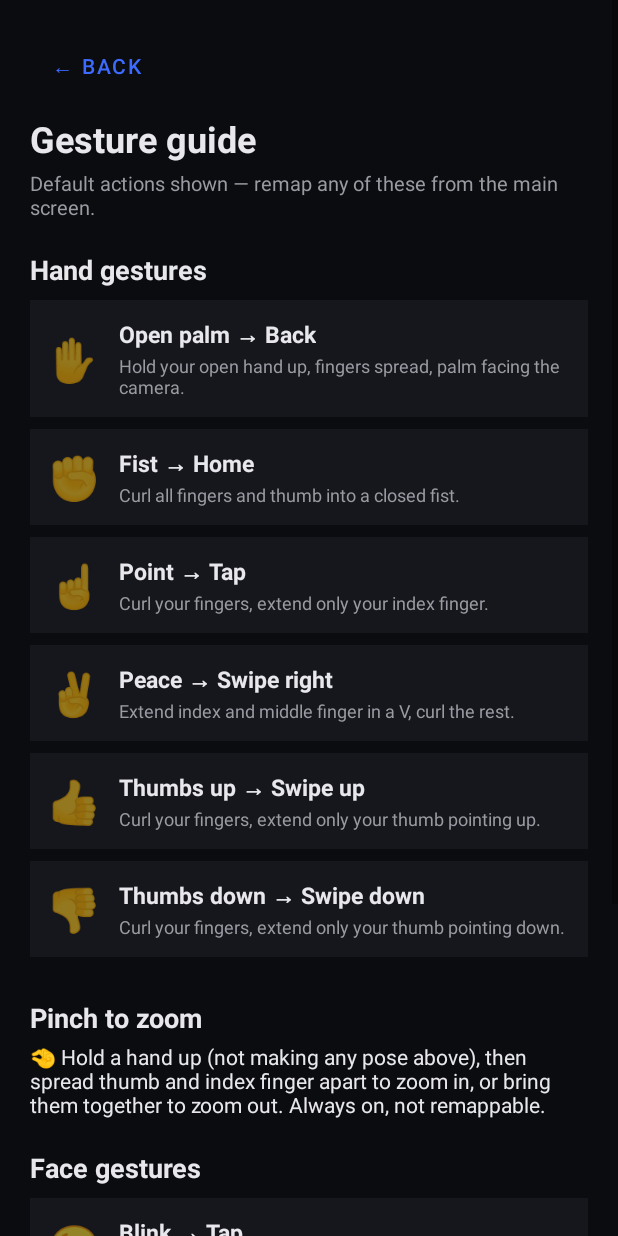
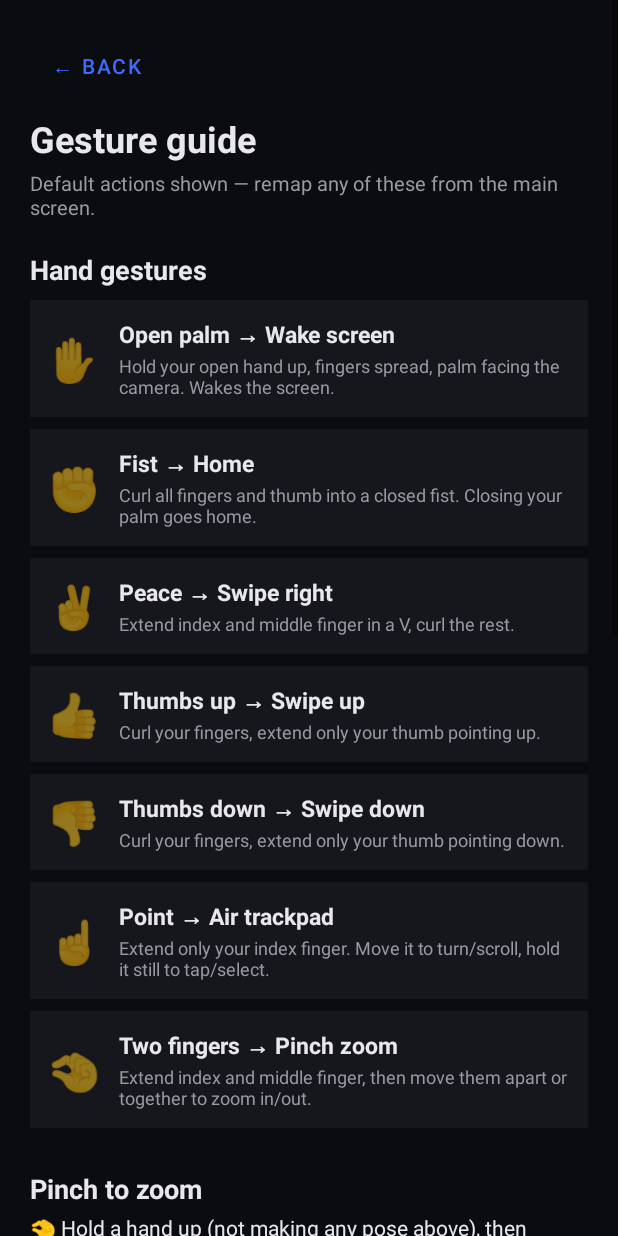
Before and after one commit to selvavishnum/Ai-motion-option, an Android app built with Jetpack Compose: the screen it shows after launch (GestureGuideActivity), after a tap on "GESTURE GUIDE", on a phone screen of 412 x 824 dp. Run offline under Robolectric (Android 15) with nearby library versions, the phone set to English and light mode, and no system bars; pictures from the network do not load; 1 other tap on this screen came first.

Commit message:
Expand gesture vocabulary: air trackpad, wake screen, wink/gaze face gestures
Hand: repurpose single-finger point into a continuous air-trackpad (move to
turn/scroll, hold still to tap/select) instead of a fixed action; open palm
now wakes the screen (via a short wake lock) instead of Back, since Android
has no API for a regular app to turn the screen off.

Face: add wink-left/wink-right (back/home), eyebrows-down (scroll down), and
gaze-left/gaze-right (turn/slide) on top of the existing blink/eyebrows-up/
mouth-open/smile, with wink checked before full blink and gaze as a raw
landmark-based fallback when blendshapes don't classify anything.

Tighten debounce on continuous motions (trackpad, pinch) for a snappier
feel while keeping a safer cooldown on discrete actions; add START_STICKY
to the floating status bubble for reliability after OS process kills.

Declined to build a bypass for Android's overlay warning on banking apps —
that protection is intentional anti-tapjacking behavior, not a bug.

Update the gesture guide, mapping UI, and README to match, including a
documented on-device verification caveat for the two direction-sensitive
new signals (trackpad move direction, gaze direction).

```diff
--- a/android/app/src/main/AndroidManifest.xml
+++ b/android/app/src/main/AndroidManifest.xml
@@ -12,6 +12,8 @@
     <!-- Lets the app ask the OEM battery manager not to kill its background service — needed
          on aggressive skins like ColorOS/Realme UI and MIUI. -->
     <uses-permission android:name="android.permission.REQUEST_IGNORE_BATTERY_OPTIMIZATIONS" />
+    <!-- Briefly wakes the display for the "open palm" gesture. -->
+    <uses-permission android:name="android.permission.WAKE_LOCK" />
 
     <uses-feature android:name="android.hardware.camera.front" android:required="false" />
     <uses-feature android:name="android.hardware.camera" android:required="true" />
--- a/android/app/src/main/java/com/aimotion/handsfree/GestureGuideActivity.kt
+++ b/android/app/src/main/java/com/aimotion/handsfree/GestureGuideActivity.kt
@@ -14,28 +14,34 @@ import com.aimotion.handsfree.gesture.DEFAULT_MAPPING
 private data class GuideEntry(val emoji: String, val title: String, val howTo: String)
 
 private val HAND_HOW_TO = mapOf(
-    "open_palm" to "Hold your open hand up, fingers spread, palm facing the camera.",
-    "fist" to "Curl all fingers and thumb into a closed fist.",
+    "open_palm" to "Hold your open hand up, fingers spread, palm facing the camera. Wakes the screen.",
+    "fist" to "Curl all fingers and thumb into a closed fist. Closing your palm goes home.",
     "thumbs_up" to "Curl your fingers, extend only your thumb pointing up.",
     "thumbs_down" to "Curl your fingers, extend only your thumb pointing down.",
-    "point" to "Curl your fingers, extend only your index finger.",
     "peace" to "Extend index and middle finger in a V, curl the rest.",
 )
 
 private val HAND_EMOJI = mapOf(
     "open_palm" to "✋", "fist" to "✊", "thumbs_up" to "👍",
-    "thumbs_down" to "👎", "point" to "☝️", "peace" to "✌️",
+    "thumbs_down" to "👎", "peace" to "✌️",
 )
 
 private val FACE_HOW_TO = mapOf(
     "blink" to "Close both eyes briefly, then open them.",
     "eyebrows_up" to "Raise both eyebrows, like a surprised look.",
+    "eyebrows_down" to "Lower/furrow both eyebrows.",
     "mouth_open" to "Open your mouth/jaw noticeably, like a yawn.",
     "smile" to "Smile with both corners of your mouth.",
+    "wink_left" to "Close only your left eye briefly, keep the right eye open.",
+    "wink_right" to "Close only your right eye briefly, keep the left eye open.",
+    "gaze_left" to "Keep your head still, look left with your eyes.",
+    "gaze_right" to "Keep your head still, look right with your eyes.",
 )
 
 private val FACE_EMOJI = mapOf(
     "blink" to "😉", "eyebrows_up" to "😲", "mouth_open" to "😮", "smile" to "😄",
+    "wink_left" to "😉", "wink_right" to "😜", "eyebrows_down" to "🥺",
+    "gaze_left" to "👈", "gaze_right" to "👉",
 )
 
 class GestureGuideActivity : AppCompatActivity() {
@@ -55,7 +61,18 @@ class GestureGuideActivity : AppCompatActivity() {
                     title = "${gesture.label.replace('_', ' ').replaceFirstChar { it.uppercase() }} → ${action.describe()}",
                     howTo = HAND_HOW_TO[gesture.label] ?: "",
                 )
-            }
+            } + listOf(
+                GuideEntry(
+                    emoji = "☝️",
+                    title = "Point → Air trackpad",
+                    howTo = "Extend only your index finger. Move it to turn/scroll, hold it still to tap/select.",
+                ),
+                GuideEntry(
+                    emoji = "🤏",
+                    title = "Two fingers → Pinch zoom",
+                    howTo = "Extend index and middle finger, then move them apart or together to zoom in/out.",
+                ),
+            )
         binding.handGuideList.layoutManager = LinearLayoutManager(this)
         binding.handGuideList.adapter = GuideAdapter(handEntries)
 
--- a/android/app/src/main/java/com/aimotion/handsfree/MainActivity.kt
+++ b/android/app/src/main/java/com/aimotion/handsfree/MainActivity.kt
@@ -21,6 +21,7 @@ import com.aimotion.handsfree.gesture.Gesture
 import com.aimotion.handsfree.gesture.GestureAction
 import com.aimotion.handsfree.gesture.GestureControlService
 import com.aimotion.handsfree.gesture.GestureMappingStore
+import com.aimotion.handsfree.gesture.MAPPABLE_GESTURES
 import com.aimotion.handsfree.overlay.OverlayBubbleService
 
 class MainActivity : AppCompatActivity() {
@@ -48,7 +49,7 @@ class MainActivity : AppCompatActivity() {
 
         binding.mappingList.layoutManager = LinearLayoutManager(this)
         binding.mappingList.adapter = GestureMappingAdapter(
-            triggers = Gesture.entries.filter { it != Gesture.UNKNOWN },
+            triggers = MAPPABLE_GESTURES,
             labelOf = { it.label },
             mapping = mapping,
             onChanged = { _, _ -> mappingStore.save(mapping) },
--- a/android/app/src/main/java/com/aimotion/handsfree/face/FaceGesture.kt
+++ b/android/app/src/main/java/com/aimotion/handsfree/face/FaceGesture.kt
@@ -4,45 +4,80 @@ import com.aimotion.handsfree.gesture.ActionType
 import com.aimotion.handsfree.gesture.GestureAction
 
 /** Face expressions detected from MediaPipe Face Landmarker's blendshape scores (0..1 per
- * expression). Checked in priority order below — a face is rarely doing only one thing, so the
- * first threshold crossed wins, same pattern as the hand-pose classifier. */
+ * expression) — except [GAZE_LEFT]/[GAZE_RIGHT], which come from raw iris/eye-corner landmark
+ * positions instead (see [classifyGaze]), computed in GestureControlService next to the
+ * equivalent pinch-tracking code, not here. "Left"/"right" for [WINK_LEFT]/[WINK_RIGHT] follow
+ * MediaPipe's own eyeBlinkLeft/eyeBlinkRight naming (your own anatomical left/right eye). */
 enum class FaceGesture(val label: String) {
     BLINK("blink"),
+    WINK_LEFT("wink_left"),
+    WINK_RIGHT("wink_right"),
     EYEBROWS_UP("eyebrows_up"),
+    EYEBROWS_DOWN("eyebrows_down"),
     MOUTH_OPEN("mouth_open"),
     SMILE("smile"),
+    GAZE_LEFT("gaze_left"),
+    GAZE_RIGHT("gaze_right"),
 }
 
+private const val WINK_CLOSED_THRESHOLD = 0.6f
+private const val WINK_OTHER_EYE_OPEN_THRESHOLD = 0.3f
 private const val BLINK_THRESHOLD = 0.6f
 private const val EYEBROWS_THRESHOLD = 0.5f
 private const val MOUTH_OPEN_THRESHOLD = 0.5f
 private const val SMILE_THRESHOLD = 0.6f
 
 /** [blendshapes] keys are MediaPipe's standard ARKit-style blendshape names, e.g.
- * "eyeBlinkLeft", "jawOpen", "mouthSmileLeft". Missing keys score 0. */
+ * "eyeBlinkLeft", "jawOpen", "mouthSmileLeft". Missing keys score 0. Checked in priority order:
+ * a wink (one eye closed, the other clearly open) is checked before a full blink, since a wink
+ * is a stricter subset of "some blink signal present". */
 fun classifyFaceGesture(blendshapes: Map<String, Float>): FaceGesture? {
     fun score(name: String) = blendshapes[name] ?: 0f
     fun avg(a: String, b: String) = (score(a) + score(b)) / 2f
 
-    val blink = avg("eyeBlinkLeft", "eyeBlinkRight")
+    val leftBlink = score("eyeBlinkLeft")
+    val rightBlink = score("eyeBlinkRight")
     val browsUp = avg("browOuterUpLeft", "browOuterUpRight")
+    val browsDown = avg("browDownLeft", "browDownRight")
     val mouthOpen = score("jawOpen")
     val smile = avg("mouthSmileLeft", "mouthSmileRight")
 
     return when {
-        blink > BLINK_THRESHOLD -> FaceGesture.BLINK
+        leftBlink > WINK_CLOSED_THRESHOLD && rightBlink < WINK_OTHER_EYE_OPEN_THRESHOLD -> FaceGesture.WINK_LEFT
+        rightBlink > WINK_CLOSED_THRESHOLD && leftBlink < WINK_OTHER_EYE_OPEN_THRESHOLD -> FaceGesture.WINK_RIGHT
+        leftBlink > BLINK_THRESHOLD && rightBlink > BLINK_THRESHOLD -> FaceGesture.BLINK
         browsUp > EYEBROWS_THRESHOLD -> FaceGesture.EYEBROWS_UP
+        browsDown > EYEBROWS_THRESHOLD -> FaceGesture.EYEBROWS_DOWN
         mouthOpen > MOUTH_OPEN_THRESHOLD -> FaceGesture.MOUTH_OPEN
         smile > SMILE_THRESHOLD -> FaceGesture.SMILE
         else -> null
     }
 }
 
-/** Default preset — deliberately distinct from the hand-gesture defaults so both modalities
- * can run at once without colliding. Remappable in Settings like hand gestures. */
+private const val GAZE_OFFSET_THRESHOLD = 0.35f
+
+/** [avgIrisOffset] is a signed, eye-width-normalized offset (roughly -1..1) of the iris from
+ * its eye's own center, averaged across both eyes — the caller computes this from raw landmark
+ * positions (iris center vs. the eye's two corners), since that keeps the sign meaningful
+ * regardless of which corner landmark is "outer" vs "inner". Gaze tracking is inherently
+ * noisier than blendshapes at low frame rates; treat this as best-effort, and if left/right
+ * come out swapped on a real device, flip the two branches below. */
+fun classifyGaze(avgIrisOffset: Float): FaceGesture? = when {
+    avgIrisOffset < -GAZE_OFFSET_THRESHOLD -> FaceGesture.GAZE_LEFT
+    avgIrisOffset > GAZE_OFFSET_THRESHOLD -> FaceGesture.GAZE_RIGHT
+    else -> null
+}
+
+/** Default preset. Every entry is remappable in Settings, independent of the hand-gesture
+ * mapping so the two modalities never collide. */
 val DEFAULT_FACE_MAPPING: Map<FaceGesture, GestureAction> = mapOf(
     FaceGesture.BLINK to GestureAction(ActionType.TAP),
-    FaceGesture.EYEBROWS_UP to GestureAction(ActionType.BACK),
-    FaceGesture.MOUTH_OPEN to GestureAction(ActionType.HOME),
-    FaceGesture.SMILE to GestureAction(ActionType.RECENTS),
+    FaceGesture.WINK_LEFT to GestureAction(ActionType.BACK),
+    FaceGesture.WINK_RIGHT to GestureAction(ActionType.HOME),
+    FaceGesture.EYEBROWS_UP to GestureAction(ActionType.SWIPE_UP),
+    FaceGesture.EYEBROWS_DOWN to GestureAction(ActionType.SWIPE_DOWN),
+    FaceGesture.MOUTH_OPEN to GestureAction(ActionType.RECENTS),
+    FaceGesture.SMILE to GestureAction(ActionType.TAP),
+    FaceGesture.GAZE_LEFT to GestureAction(ActionType.SWIPE_LEFT),
+    FaceGesture.GAZE_RIGHT to GestureAction(ActionType.SWIPE_RIGHT),
 )
--- a/android/app/src/main/java/com/aimotion/handsfree/gesture/GestureAction.kt
+++ b/android/app/src/main/java/com/aimotion/handsfree/gesture/GestureAction.kt
@@ -7,6 +7,12 @@ enum class ActionType {
      * Android exposes no API for silently jumping to a specific other app; only the switcher
      * UI is available, same as swiping up-and-hold on stock Android gesture navigation. */
     RECENTS,
+
+    /** Briefly wakes the display (a real, legitimate wake-lock, same mechanism alarm apps use).
+     * There is no counterpart action that turns the screen off: Android has no API for a
+     * regular app to do that — only a Device Admin app can lock the screen, and that requires
+     * a much heavier "Activate device administrator" permission most users would decline. */
+    WAKE_SCREEN,
 }
 
 data class GestureAction(val type: ActionType, val packageName: String? = null) {
@@ -16,13 +22,13 @@ data class GestureAction(val type: ActionType, val packageName: String? = null)
     }
 }
 
-/** Default preset: air-gestures cover the most common hands-free needs out of the box —
- * scrolling reels/shorts/articles (swipe), selecting (tap), and navigating (back/home). Any
- * entry can be remapped in Settings, including to "launch app" for a chosen app. */
+/** Default preset. [Gesture.POINT] is deliberately absent: holding up a single index finger
+ * now drives a continuous mini-trackpad (turn = swipe left/right, scroll = swipe up/down, hold
+ * still = tap/select) rather than firing one fixed action, so it never appears in the
+ * remappable table — see GestureControlService's finger-trackpad tracking. */
 val DEFAULT_MAPPING: Map<Gesture, GestureAction> = mapOf(
-    Gesture.OPEN_PALM to GestureAction(ActionType.BACK),
+    Gesture.OPEN_PALM to GestureAction(ActionType.WAKE_SCREEN),
     Gesture.FIST to GestureAction(ActionType.HOME),
-    Gesture.POINT to GestureAction(ActionType.TAP),
     Gesture.PEACE to GestureAction(ActionType.SWIPE_RIGHT),
     Gesture.THUMBS_UP to GestureAction(ActionType.SWIPE_UP),
     Gesture.THUMBS_DOWN to GestureAction(ActionType.SWIPE_DOWN),
--- a/android/app/src/main/java/com/aimotion/handsfree/gesture/GestureMappingStore.kt
+++ b/android/app/src/main/java/com/aimotion/handsfree/gesture/GestureMappingStore.kt
@@ -2,6 +2,12 @@ package com.aimotion.handsfree.gesture
 
 import android.content.Context
 import org.json.JSONObject
+
+/** Gestures that appear in the remappable mapping table/UI. [Gesture.UNKNOWN] is a
+ * classification fallback, not a real trigger; [Gesture.POINT] drives the continuous
+ * finger-trackpad instead of a single fixed action (see GestureControlService), so neither has
+ * an entry in [DEFAULT_MAPPING] and both are excluded here. */
+val MAPPABLE_GESTURES: List<Gesture> = Gesture.entries.filter { it != Gesture.UNKNOWN && it != Gesture.POINT }
 
 /** Persists the user's gesture → action mapping as a small JSON blob in SharedPreferences. */
 class GestureMappingStore(context: Context) {
@@ -11,7 +17,7 @@ class GestureMappingStore(context: Context) {
         val raw = prefs.getString(KEY, null) ?: return DEFAULT_MAPPING
         return try {
             val json = JSONObject(raw)
-            Gesture.entries.filter { it != Gesture.UNKNOWN }.associateWith { gesture ->
+            MAPPABLE_GESTURES.associateWith { gesture ->
                 val entry = json.optJSONObject(gesture.name)
                     ?: return@associateWith DEFAULT_MAPPING.getValue(gesture)
                 GestureAction(
--- a/android/app/src/main/java/com/aimotion/handsfree/overlay/OverlayBubbleService.kt
+++ b/android/app/src/main/java/com/aimotion/handsfree/overlay/OverlayBubbleService.kt
@@ -35,6 +35,12 @@ class OverlayBubbleService : Service() {
             return
         }
         addBubble()
+    }
+
+    override fun onStartCommand(intent: Intent?, flags: Int, startId: Int): Int {
+        // START_STICKY: if the OS kills this process under memory pressure, restart the bubble
+        // automatically rather than leaving it silently gone until the user reopens the app.
+        return START_STICKY
     }
 
     override fun onDestroy() {
--- a/android/app/src/main/java/com/aimotion/handsfree/ui/mapping/GestureMappingViewModel.kt
+++ b/android/app/src/main/java/com/aimotion/handsfree/ui/mapping/GestureMappingViewModel.kt
@@ -26,10 +26,12 @@ import kotlinx.coroutines.withContext
 
 private val HAND_EMOJI = mapOf(
     "open_palm" to "✋", "fist" to "✊", "thumbs_up" to "👍",
-    "thumbs_down" to "👎", "point" to "☝️", "peace" to "✌️",
+    "thumbs_down" to "👎", "peace" to "✌️",
 )
 private val FACE_EMOJI = mapOf(
     "blink" to "😉", "eyebrows_up" to "😲", "mouth_open" to "😮", "smile" to "😄",
+    "wink_left" to "😉", "wink_right" to "😜", "eyebrows_down" to "🥺",
+    "gaze_left" to "👈", "gaze_right" to "👉",
 )
 
 private fun String.toTitleLabel() = replace('_', ' ').replaceFirstChar { it.uppercase() }
--- a/android/app/src/main/res/layout/activity_main.xml
+++ b/android/app/src/main/res/layout/activity_main.xml
@@ -84,7 +84,7 @@
             android:layout_width="wrap_content"
             android:layout_height="wrap_content"
             android:layout_marginTop="8dp"
-            android:text="Pinch to zoom works automatically whenever a hand is visible and not making one of the poses below — no mapping needed."
+            android:text="Always on, not in the list below: two-finger pinch zooms in/out, and a single pointed finger is a mini air-trackpad — move it to turn/scroll, hold it still to tap/select."
             android:textColor="@color/muted"
             android:textSize="12sp" />
 
```
Also changed, not shown: android/app/src/main/java/com/aimotion/handsfree/face/FaceLandmarkerHelper.kt (+27 -0 lines), android/app/src/main/java/com/aimotion/handsfree/gesture/GestureAccessibilityService.kt (+15 -0 lines), android/app/src/main/java/com/aimotion/handsfree/gesture/GestureControlService.kt (+96 -12 lines), 1 other file.
